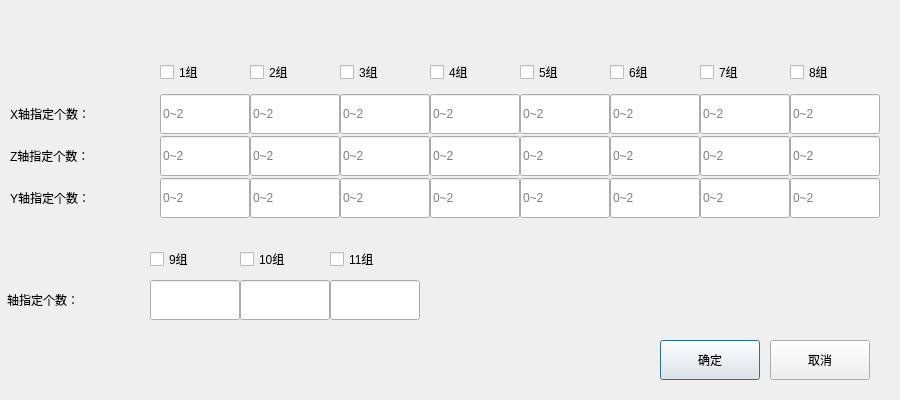
First picture: the form in dialogs/stacksetdialog.ui, repository Jade-yun/MachineTool, before the edit.
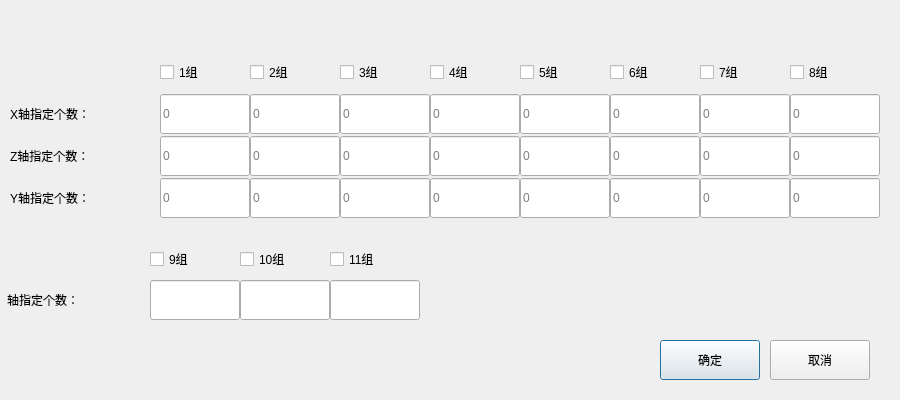
Second picture: the form after the edit. Custom widgets are drawn as their Qt base class.

```diff
--- a/dialogs/stacksetdialog.ui
+++ b/dialogs/stacksetdialog.ui
@@ -371,7 +371,7 @@
        <string extracomment="0~2"/>
       </property>
       <property name="placeholderText">
-       <string>0~2</string>
+       <string>0</string>
       </property>
      </widget>
     </item>
@@ -399,7 +399,7 @@
        <string extracomment="0~2"/>
       </property>
       <property name="placeholderText">
-       <string>0~2</string>
+       <string>0</string>
       </property>
      </widget>
     </item>
@@ -427,7 +427,7 @@
        <string extracomment="0~2"/>
       </property>
       <property name="placeholderText">
-       <string>0~2</string>
+       <string>0</string>
       </property>
      </widget>
     </item>
@@ -455,7 +455,7 @@
        <string extracomment="0~2"/>
       </property>
       <property name="placeholderText">
-       <string>0~2</string>
+       <string>0</string>
       </property>
      </widget>
     </item>
@@ -483,7 +483,7 @@
        <string extracomment="0~2"/>
       </property>
       <property name="placeholderText">
-       <string>0~2</string>
+       <string>0</string>
       </property>
      </widget>
     </item>
@@ -511,7 +511,7 @@
        <string extracomment="0~2"/>
       </property>
       <property name="placeholderText">
-       <string>0~2</string>
+       <string>0</string>
       </property>
      </widget>
     </item>
@@ -539,7 +539,7 @@
        <string extracomment="0~2"/>
       </property>
       <property name="placeholderText">
-       <string>0~2</string>
+       <string>0</string>
       </property>
      </widget>
     </item>
@@ -567,7 +567,7 @@
        <string extracomment="0~2"/>
       </property>
       <property name="placeholderText">
-       <string>0~2</string>
+       <string>0</string>
       </property>
      </widget>
     </item>
@@ -595,7 +595,7 @@
        <string extracomment="0~2"/>
       </property>
       <property name="placeholderText">
-       <string>0~2</string>
+       <string>0</string>
       </property>
      </widget>
     </item>
@@ -623,7 +623,7 @@
        <string extracomment="0~2"/>
       </property>
       <property name="placeholderText">
-       <string>0~2</string>
+       <string>0</string>
       </property>
      </widget>
     </item>
@@ -682,7 +682,7 @@
        <string extracomment="0~2"/>
       </property>
       <property name="placeholderText">
-       <string>0~2</string>
+       <string>0</string>
       </property>
      </widget>
     </item>
@@ -710,7 +710,7 @@
        <string extracomment="0~2"/>
       </property>
       <property name="placeholderText">
-       <string>0~2</string>
+       <string>0</string>
       </property>
      </widget>
     </item>
@@ -738,7 +738,7 @@
        <string extracomment="0~2"/>
       </property>
       <property name="placeholderText">
-       <string>0~2</string>
+       <string>0</string>
       </property>
      </widget>
     </item>
@@ -766,7 +766,7 @@
        <string extracomment="0~2"/>
       </property>
       <property name="placeholderText">
-       <string>0~2</string>
+       <string>0</string>
       </property>
      </widget>
     </item>
@@ -825,7 +825,7 @@
        <string extracomment="0~2"/>
       </property>
       <property name="placeholderText">
-       <string>0~2</string>
+       <string>0</string>
       </property>
      </widget>
     </item>
@@ -853,7 +853,7 @@
        <string extracomment="0~2"/>
       </property>
       <property name="placeholderText">
-       <string>0~2</string>
+       <string>0</string>
       </property>
      </widget>
     </item>
@@ -943,7 +943,7 @@
        <string extracomment="0~2"/>
       </property>
       <property name="placeholderText">
-       <string>0~2</string>
+       <string>0</string>
       </property>
      </widget>
     </item>
@@ -971,7 +971,7 @@
        <string extracomment="0~2"/>
       </property>
       <property name="placeholderText">
-       <string>0~2</string>
+       <string>0</string>
       </property>
      </widget>
     </item>
@@ -999,7 +999,7 @@
        <string extracomment="0~2"/>
       </property>
       <property name="placeholderText">
-       <string>0~2</string>
+       <string>0</string>
       </property>
      </widget>
     </item>
@@ -1027,7 +1027,7 @@
        <string extracomment="0~2"/>
       </property>
       <property name="placeholderText">
-       <string>0~2</string>
+       <string>0</string>
       </property>
      </widget>
     </item>
@@ -1055,7 +1055,7 @@
        <string extracomment="0~2"/>
       </property>
       <property name="placeholderText">
-       <string>0~2</string>
+       <string>0</string>
       </property>
      </widget>
     </item>
@@ -1097,7 +1097,7 @@
        <string extracomment="0~2"/>
       </property>
       <property name="placeholderText">
-       <string>0~2</string>
+       <string>0</string>
       </property>
      </widget>
     </item>
@@ -1225,7 +1225,7 @@
        <string extracomment="0~2"/>
       </property>
       <property name="placeholderText">
-       <string>0~2</string>
+       <string>0</string>
       </property>
      </widget>
     </item>
@@ -1253,7 +1253,7 @@
        <string extracomment="0~2"/>
       </property>
       <property name="placeholderText">
-       <string>0~2</string>
+       <string>0</string>
       </property>
      </widget>
     </item>
```
